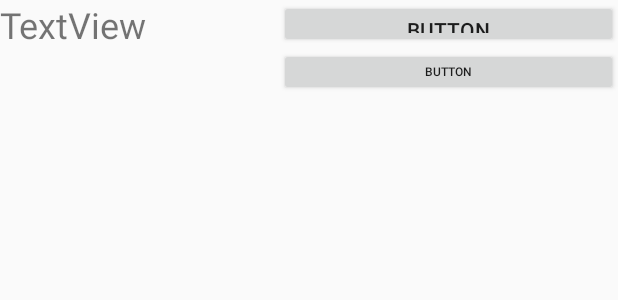
After one commit to k-rokicki/BUWing, an Android app: the layout list_view_row.xml on its own in the app's theme, with its tools: preview values and no code run, on a phone screen of 412 x 824 dp. The commit adds this screen. Shown: the top 300 px of the screen. Run offline under Robolectric (Android 15) with nearby library versions, the phone set to English and light mode, and no system bars.

Commit message:
[Maciek] początek wierszy do zaproszeń

```diff
--- /dev/null
+++ b/BUWing/app/src/main/res/layout/list_view_row.xml
@@ -0,0 +1,35 @@
+<?xml version="1.0" encoding="utf-8"?>
+<LinearLayout xmlns:android="http://schemas.android.com/apk/res/android"
+    xmlns:tools="http://schemas.android.com/tools"
+    android:layout_width="match_parent"
+    android:layout_height="match_parent"
+    android:orientation="horizontal">
+
+    <TextView
+        android:id="@+id/loginTextView"
+        android:layout_width="20dp"
+        android:layout_height="50dp"
+        android:layout_weight="1"
+        android:text="TextView"
+        android:textSize="24sp" />
+
+    <LinearLayout
+        android:layout_width="60dp"
+        android:layout_height="74dp"
+        android:layout_weight="1"
+        android:orientation="vertical">
+
+        <Button
+            android:id="@+id/button"
+            android:layout_width="match_parent"
+            android:layout_height="32dp"
+            android:text="Button" />
+
+        <Button
+            android:id="@+id/button2"
+            android:layout_width="match_parent"
+            android:layout_height="32dp"
+            android:text="Button"
+            android:textSize="8sp" />
+    </LinearLayout>
+</LinearLayout>
```
Also changed, not shown: BUWing/app/src/main/res/layout/fragment_friends_list.xml (+15 -0 lines), 1 other file.
